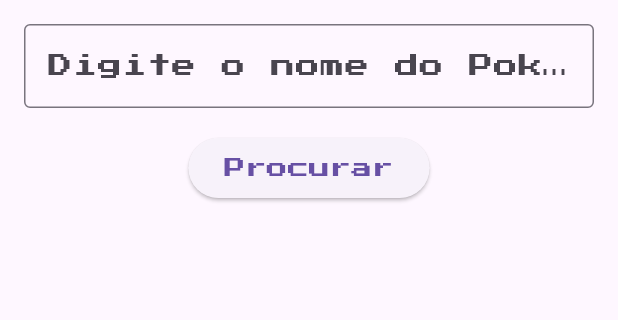
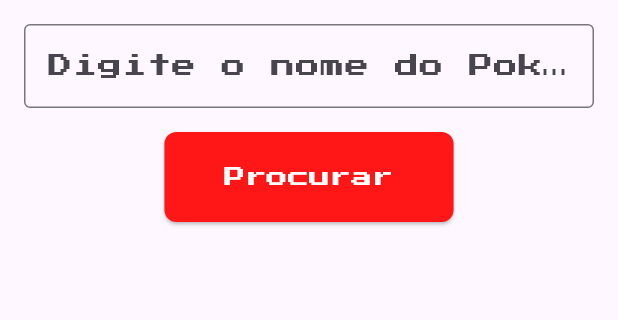
Before and after one commit to gustavodovale/Pokedex_App, a Flutter app: the screen it shows after launch, on a phone screen of 412 x 824 dp, the part 462-782 px from its top. Run offline on Flutter 3.47's test engine with Material 3 defaults, Android fonts, the phone set to English and light mode, and no system bars; our stand-ins replace google_fonts; network calls fail.

Commit message:
Estilizando o botão

```diff
--- a/lib/main.dart
+++ b/lib/main.dart
@@ -118,7 +118,24 @@ class _MyHomePageState extends State<MyHomePage> {
               const SizedBox(height: 16),
               ElevatedButton(
                 onPressed: _procurar,
-                child: const Text('Procurar'),
+                child: Text(
+                  'Procurar',
+                  style: GoogleFonts.pressStart2p(
+                    fontSize: 14,
+                    color: Colors.white,
+                  ),
+                ),
+                style: ElevatedButton.styleFrom(
+                  backgroundColor: Color.fromRGBO(255, 22, 22, 1),
+                  padding: const EdgeInsets.symmetric(
+                    horizontal: 40,
+                    vertical: 20,
+                  ),
+                  shape: RoundedRectangleBorder(
+                    borderRadius: BorderRadius.circular(8),
+                  ),
+                ),
+
               ),
               const SizedBox(height: 16),
               if (mensagemErro.isNotEmpty)
```
